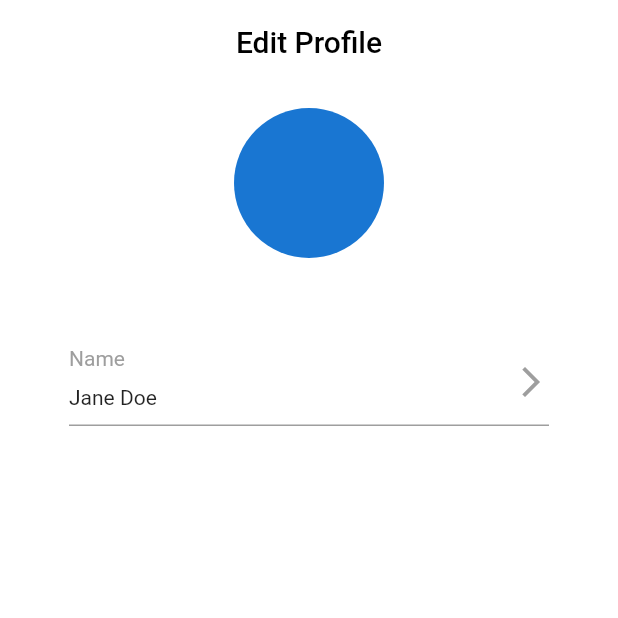
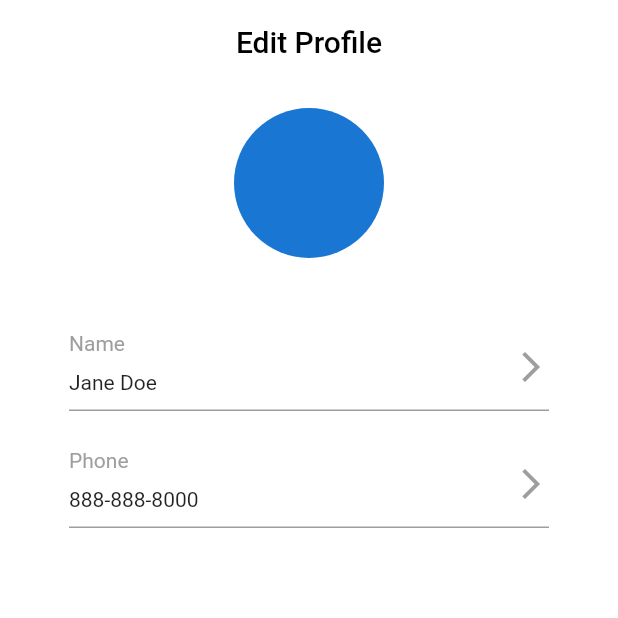
Before and after one commit to samuel-nwankwo/profile-editor, a Flutter app: the screen it shows after launch, on a phone screen of 412 x 824 dp, the top half of it. Run offline on Flutter 3.47's test engine with Material 2 defaults, Android fonts, the phone set to English and light mode, and no system bars.

Commit message:
Added edit phone field

```diff
--- a/lib/main.dart
+++ b/lib/main.dart
@@ -1,5 +1,6 @@
 import 'package:flutter/material.dart';
-import 'display_name.dart';
+import 'edit_display_name.dart';
+import 'edit_phone_number.dart';
 
 void main() {
   runApp(MyApp());
@@ -69,14 +70,14 @@ class _MyHomePageState extends State<MyHomePage> {
     _setDisplayName(fullName);
   }
 
-  // _navEditPhoneNumber(BuildContext context)async {
-  //   final phoneNumber= await Navigator.push(
-  //     context,
-  //     MaterialPageRoute(builder: (context) => EditPhoneNumber()),
-  //   );
-  //   if (phoneNumber != null)
-  //     _setPhoneNumber(phoneNumber);
-  // }
+  _navEditPhoneNumber(BuildContext context)async {
+    final phoneNumber= await Navigator.push(
+      context,
+      MaterialPageRoute(builder: (context) => EditPhoneNumber()),
+    );
+    if (phoneNumber != null)
+      _setPhoneNumber(phoneNumber);
+  }
 
   // _navEditEmail(BuildContext context)async {
   //   final email= await Navigator.push(
@@ -140,10 +141,46 @@ class _MyHomePageState extends State<MyHomePage> {
     );
   }
 
-
-
   buildPhoneNumberField(){
-
+    return GestureDetector(
+      onTap: () =>{
+        _navEditPhoneNumber(context)
+      },
+      child: Container(
+        decoration: BoxDecoration(
+          border: Border(
+            bottom: BorderSide(width: 1.0, color: Colors.grey),
+          ),
+        ),
+        child: Row(
+          children:<Widget>[
+            Column(
+              crossAxisAlignment: CrossAxisAlignment.start,
+              children: <Widget>[
+                Padding(
+                  padding: EdgeInsets.only(top: 5.0, bottom:5.0),
+                  child: Text(
+                    'Phone',
+                    style: TextStyle( color: Colors.grey),
+                  ),
+                ),
+                Padding(
+                  padding: EdgeInsets.only(top: 5.0, bottom: 10.0),
+                  child: Text(phoneNumber),
+                ),
+              ],
+            ),
+            Expanded(
+              child: Container(),
+            ),
+            Icon(
+              Icons.arrow_forward_ios_sharp,
+              color: Colors.grey,
+            ),
+          ],
+        ),
+      ),
+    );
   }
   buildEmailField(){
 
@@ -181,10 +218,12 @@ class _MyHomePageState extends State<MyHomePage> {
                   padding: EdgeInsets.all(16.0),
                   child: Column(
                     children: <Widget>[
-                      Padding(padding: EdgeInsets.all(30.0),
+                      Padding(padding: EdgeInsets.only(left:30.0, top: 20.0, right:30.0),
                         child: buildDisplayNameField(),
                         ),
-                      // buildPhoneNumberField(),
+                      Padding(padding: EdgeInsets.only(left:30.0, top: 20.0, right:30.0),
+                        child: buildPhoneNumberField(),
+                      ),
                       // buildEmailField(),
                       // buildBioField(),
 
```
